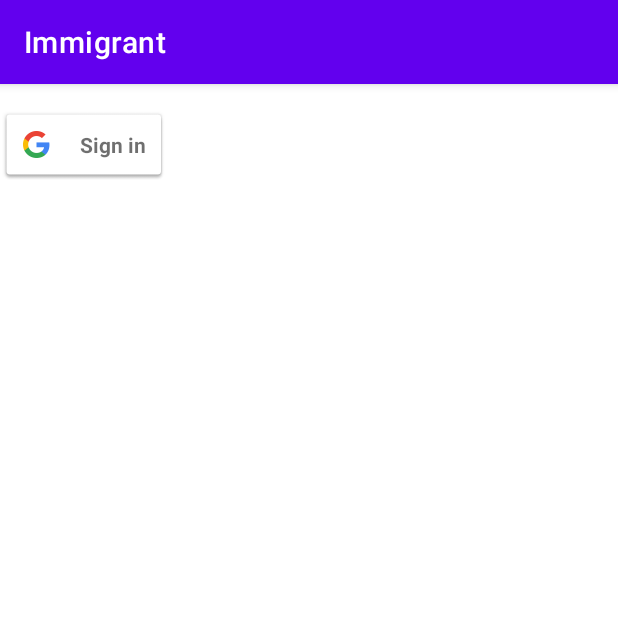
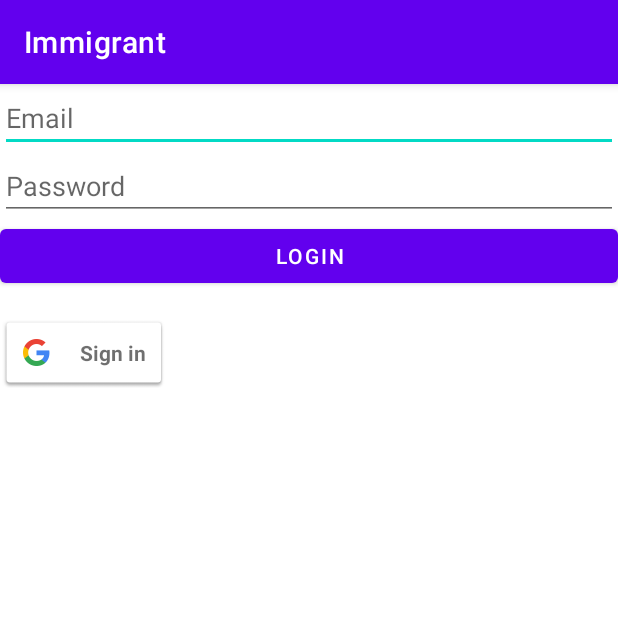
Before and after one commit to Nish1779/immigrant, an Android app: the screen it shows after launch (LoginScreen), on a phone screen of 412 x 824 dp, the top half of it. Run offline under Robolectric (Android 15) with nearby library versions, the phone set to English and light mode, and no system bars; our stand-ins replace Firebase (no records; nobody signed in at launch, a user with empty details on screens opened directly).

Commit message:
Login screen 1.0
In login Screen: Google authenticator is done. Email and password signin done.

```diff
--- a/app/build.gradle
+++ b/app/build.gradle
@@ -30,6 +30,8 @@ android {
 
 dependencies {
 
+    implementation 'com.google.firebase:firebase-auth'
+    implementation platform('com.google.firebase:firebase-bom:32.1.0')
     implementation 'androidx.appcompat:appcompat:1.5.1'
     implementation 'com.google.android.material:material:1.7.0'
     implementation 'androidx.constraintlayout:constraintlayout:2.1.4'
--- a/app/src/main/java/com/example/immigrant/LoginScreen.java
+++ b/app/src/main/java/com/example/immigrant/LoginScreen.java
@@ -5,6 +5,9 @@ import androidx.appcompat.app.AppCompatActivity;
 import android.content.Intent;
 import android.os.Bundle;
 import android.util.Log;
+import android.widget.Button;
+import android.widget.EditText;
+import android.widget.Toast;
 
 import com.google.android.gms.auth.api.signin.GoogleSignInAccount;
 import com.google.android.gms.common.SignInButton;
@@ -15,26 +18,42 @@ import com.google.android.gms.auth.api.signin.GoogleSignInOptions;
 import com.google.android.gms.auth.api.signin.GoogleSignInClient;
 import com.google.android.gms.common.api.ApiException;
 import com.google.firebase.auth.FirebaseAuth;
+import com.google.firebase.auth.FirebaseUser;
 
 
+// ...
 
 public class LoginScreen extends AppCompatActivity {
 
-// variables for the google signin option
     private static final int RC_SIGN_IN = 9001;
     private static final String TAG = "Login failed from the ggogle side";
     private FirebaseAuth firebaseAuth;
     private GoogleSignInClient googleSignInClient;
+    private EditText emailEditText;
+    private EditText passwordEditText;
+    private Button loginButton;
 
     @Override
     protected void onCreate(Bundle savedInstanceState) {
         super.onCreate(savedInstanceState);
         setContentView(R.layout.activity_login_screen);
         FirebaseApp.initializeApp(this);
-        // Initialize Firebase Authentication
 
         // Initialize Firebase Authentication
         firebaseAuth = FirebaseAuth.getInstance();
+
+        emailEditText = findViewById(R.id.emailEditText);
+        passwordEditText = findViewById(R.id.passwordEditText);
+        loginButton = findViewById(R.id.loginButton);
+        loginButton.setOnClickListener(view -> {
+            String email = emailEditText.getText().toString();
+            String password = passwordEditText.getText().toString();
+            if (!email.isEmpty() && !password.isEmpty()) {
+                signInWithEmailAndPassword(email, password);
+            } else {
+                Toast.makeText(LoginScreen.this, "Please enter email and password", Toast.LENGTH_SHORT).show();
+            }
+        });
 
         // Configure Google Sign-In options
         GoogleSignInOptions gso = new GoogleSignInOptions.Builder(GoogleSignInOptions.DEFAULT_SIGN_IN)
@@ -49,10 +68,20 @@ public class LoginScreen extends AppCompatActivity {
         googleSignInButton.setOnClickListener(view -> signInWithGoogle());
     }
 
-            // Sign in with Google button click handler
-            private void signInWithGoogle() {
-                Intent signInIntent = googleSignInClient.getSignInIntent();
-                startActivityForResult(signInIntent, RC_SIGN_IN);
+    // Email password method
+    private void signInWithEmailAndPassword(String email, String password) {
+        firebaseAuth.signInWithEmailAndPassword(email, password)
+                .addOnCompleteListener(task -> {
+                    if (task.isSuccessful()) {
+                        // Sign in success, update UI with the signed-in user's information
+                        FirebaseUser user = firebaseAuth.getCurrentUser();
+                        // TODO: Proceed with your app logic for a signed-in user
+                    } else {
+                        // If sign in fails, display a message to the user.
+                        Log.w(TAG, "signInWithEmail:failure", task.getException());
+                        Toast.makeText(LoginScreen.this, "Authentication failed.", Toast.LENGTH_SHORT).show();
+                    }
+                });
     }
 
     // Handle the Google Sign-In response
@@ -73,5 +102,10 @@ public class LoginScreen extends AppCompatActivity {
         }
     }
 
+    // Sign in with Google button click handler
+    private void signInWithGoogle() {
+        Intent signInIntent = googleSignInClient.getSignInIntent();
+        startActivityForResult(signInIntent, RC_SIGN_IN);
+    }
 
 }
--- a/app/src/main/java/com/example/immigrant/SplashScreen.java
+++ b/app/src/main/java/com/example/immigrant/SplashScreen.java
@@ -16,8 +16,9 @@ public class SplashScreen extends AppCompatActivity {
         // this is for the splash screen.
         new Handler().postDelayed(new Runnable() {
             public void run() {
-                startActivity(new Intent(SplashScreen.this, SplashScreen.class));
+                startActivity(new Intent(SplashScreen.this, LoginScreen.class));
                 finish();
+
             }
         },2000);
     }
--- a/app/src/main/res/layout/activity_login_screen.xml
+++ b/app/src/main/res/layout/activity_login_screen.xml
@@ -9,12 +9,33 @@
 
     <com.google.android.gms.common.SignInButton
         android:id="@+id/googleSignInButton"
+        android:layout_below="@+id/loginButton"
         android:layout_width="wrap_content"
         android:layout_height="wrap_content"
         android:layout_gravity="center_horizontal"
-        android:layout_marginTop="16dp"
-        android:layout_marginBottom="16dp" />
+        android:layout_marginTop="16dp"/>
 
+    <EditText
+        android:id="@+id/emailEditText"
+        android:layout_width="match_parent"
+        android:layout_height="wrap_content"
+        android:hint="Email"
+        android:inputType="textEmailAddress" />
+
+    <EditText
+        android:id="@+id/passwordEditText"
+        android:layout_width="match_parent"
+        android:layout_height="wrap_content"
+        android:hint="Password"
+        android:layout_below="@+id/emailEditText"
+        android:inputType="textPassword" />
+
+    <Button
+        android:id="@+id/loginButton"
+        android:layout_width="match_parent"
+        android:layout_height="wrap_content"
+        android:text="Login"
+        android:layout_below="@+id/passwordEditText"/>
 
 
 </RelativeLayout>
```
Also changed, not shown: app/src/main/AndroidManifest.xml (+5 -5 lines). Lines whose indentation alone changed are shown as unchanged.
